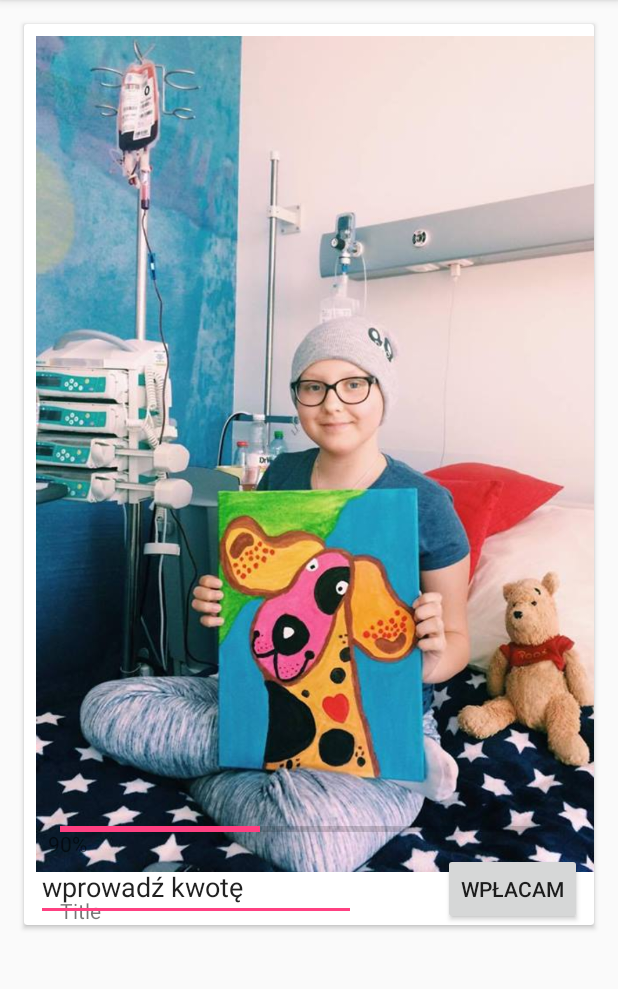
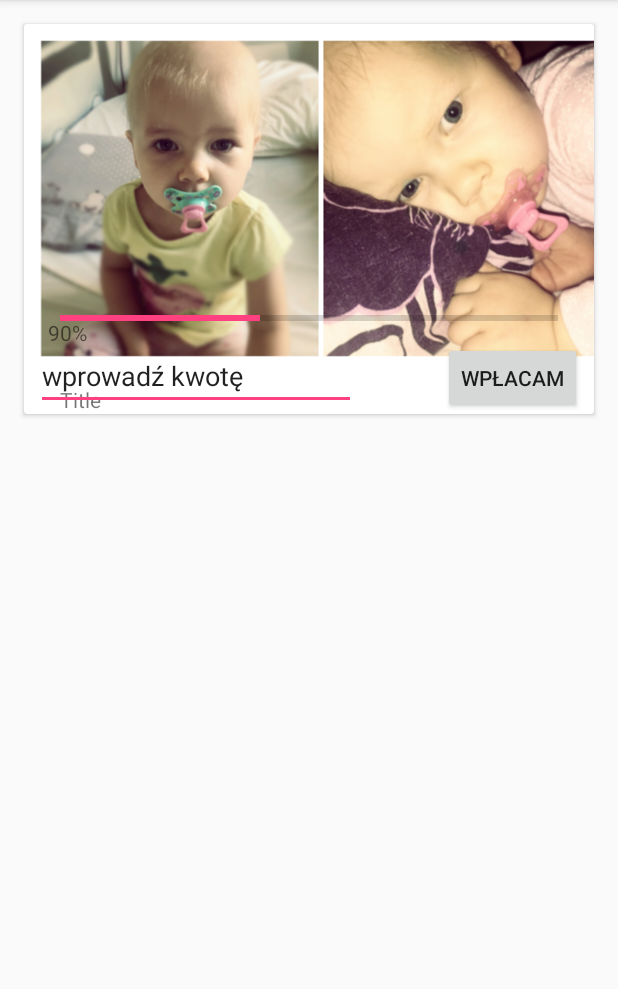
Before and after one commit to mpowloka/HopeIT, an Android app: the fragment FundraisingFragment shown on its own in the app's theme, on a phone screen of 412 x 824 dp, the part 84-1073 px from its top. Run offline under Robolectric (Android 15) with nearby library versions, the phone set to English and light mode, and no system bars; 1 statement that could not run was skipped.

Commit message:
Funraising almost ready

```diff
--- a/app/src/main/java/org/hopeit/charapp/fragments/FundraisingFragment.java
+++ b/app/src/main/java/org/hopeit/charapp/fragments/FundraisingFragment.java
@@ -57,7 +57,7 @@ public class FundraisingFragment extends Fragment {
         List<Fundraising> toDisplay = new ArrayList<>();
 
         toDisplay.add(
-                new Fundraising("Title", "AAAAAAAAAAAAAAAAAAAAAAAAAAAAAAAAAAA", "90%", drawableToUri(getActivity(), R.drawable.photo_girl_glasses))
+                new Fundraising("Title", "AAAAAAAAAAAAAAAAAAAAAAAAAAAAAAAAAAA", "90%", drawableToUri(getActivity(), R.drawable.photo_child))
         );
 
         recyclerView.setAdapter(new FundraisingAdapter(toDisplay));
```
